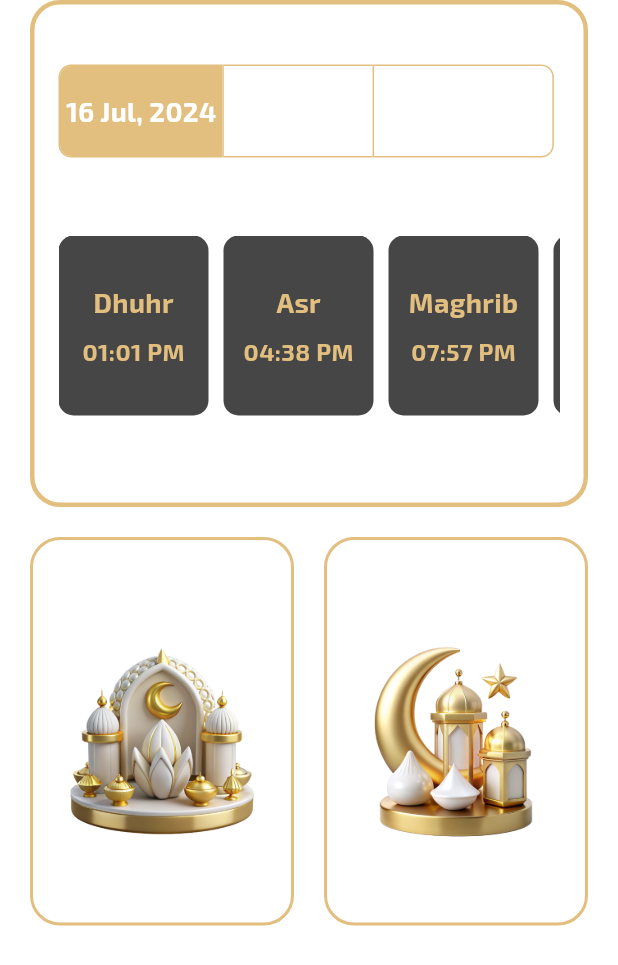
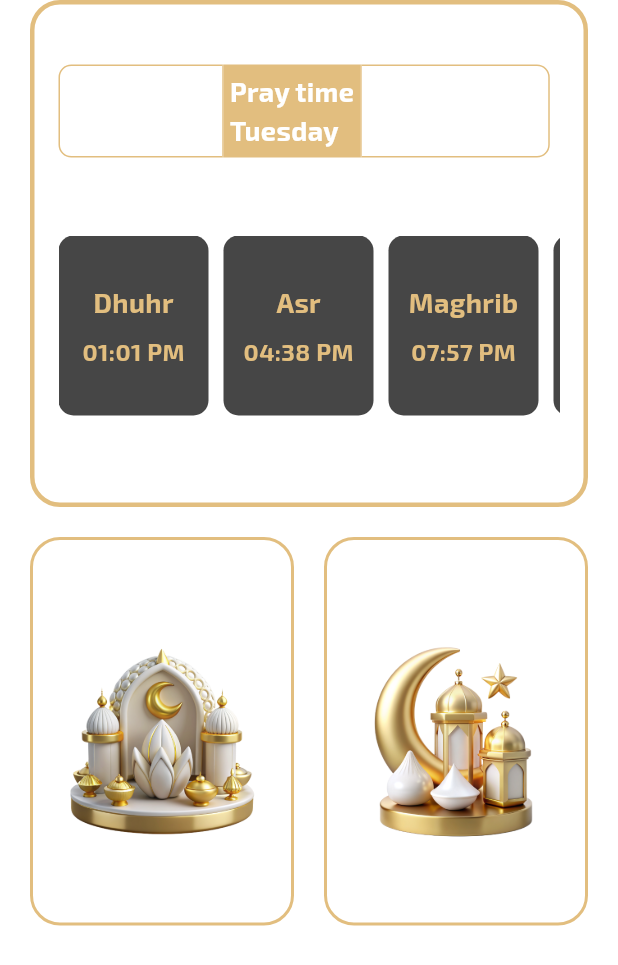
Before and after one commit to Bahaa12345678/islami_app, a Flutter app: the TimeTab screen opened directly, on a phone screen of 412 x 824 dp. Shown: the top 965 px of the screen. Run offline on Flutter 3.47's test engine with Material 3 defaults, Android fonts, the phone set to English and light mode, and no system bars; our stand-ins replace carousel_slider, google_fonts, introduction_screen, shared_preferences; accounts and stored records are empty.

Commit message:
sebha_updated & radiotab updated & time done

```diff
--- a/lib/home/tabs/time_tab.dart
+++ b/lib/home/tabs/time_tab.dart
@@ -12,9 +12,9 @@ class TimeTab extends StatelessWidget {
           child: Column(
             children: [
               Container(
-                height: 338, // Adjusted height
+                height: 338,
                 decoration: BoxDecoration(
-                  border: Border.all(width: 3, color: Color(0xffE2BE7F)),
+                  border: Border.all(width: 3, color: const Color(0xffE2BE7F)),
                   borderRadius: BorderRadius.circular(20),
                   color: Colors.transparent,
                 ),
@@ -24,8 +24,7 @@ class TimeTab extends StatelessWidget {
                     crossAxisAlignment: CrossAxisAlignment.start,
                     children: [
                       const SizedBox(height: 8),
-
-                       SizedBox(height: 16),
+                      const SizedBox(height: 16),
                       ToggleButtons(
                         children: <Widget>[
                           Padding(
@@ -41,7 +40,7 @@ class TimeTab extends StatelessWidget {
                           Padding(
                             padding: const EdgeInsets.all(4.0),
                             child: Text(
-                              ' Pray time \n Tuesday',
+                              'Pray time\nTuesday',
                               style: TextStyle(
                                 color: Color(0xffFFFFFF),
                                 fontSize: 18,
@@ -51,7 +50,7 @@ class TimeTab extends StatelessWidget {
                           Padding(
                             padding: const EdgeInsets.all(4.0),
                             child: Text(
-                              '09 muh,1446',
+                              '09 Muh, 1446',
                               style: TextStyle(
                                 color: Color(0xffFFFFFF),
                                 fontSize: 18,
@@ -59,10 +58,8 @@ class TimeTab extends StatelessWidget {
                             ),
                           ),
                         ],
-                        onPressed: (int index) {
-                          // Handle button selection
-                        },
-                        isSelected: [true, false, false], // Initial selection state
+                        onPressed: (int index) {},
+                        isSelected: [false, true, false],
                         selectedColor: Colors.black,
                         color: Color(0xffE2BE7F),
                         fillColor: Color(0xffE2BE7F),
@@ -76,13 +73,13 @@ class TimeTab extends StatelessWidget {
                         child: ListView(
                           scrollDirection: Axis.horizontal,
                           children: [
-                            PrayerTimeStack('Dhuhr', '01:01 PM'),
+                            PrayerTime('Dhuhr', '01:01 PM'),
                             const SizedBox(width: 10),
-                            PrayerTimeStack('Asr', '04:38 PM'),
+                            PrayerTime('Asr', '04:38 PM'),
                             const SizedBox(width: 10),
-                            PrayerTimeStack('Maghrib', '07:57 PM'),
+                            PrayerTime('Maghrib', '07:57 PM'),
                             const SizedBox(width: 10),
-                            PrayerTimeStack('Isha', '09:00 PM'),
+                            PrayerTime('Isha', '09:00 PM'),
                           ],
                         ),
                       ),
@@ -127,10 +124,9 @@ class TimeTab extends StatelessWidget {
                             height: 185,
                             width: 290,
                             decoration: BoxDecoration(
-                                image: DecorationImage(
-                                    image:
-                                    AssetImage('assets/images/azkar.png')
-                                )
+                              image: DecorationImage(
+                                image: AssetImage('assets/images/azkar.png'),
+                              ),
                             ),
                           ),
                         ],
@@ -139,8 +135,7 @@ class TimeTab extends StatelessWidget {
                   ),
                   Container(
                     height: 259,
-                    width: (MediaQuery.of(context).size.width - 60) /
-                        2, // Responsive width
+                    width: (MediaQuery.of(context).size.width - 60) / 2,
                     decoration: BoxDecoration(
                       border: Border.all(color: Color(0xffE2BE7F), width: 2),
                       borderRadius: BorderRadius.circular(20),
@@ -152,7 +147,7 @@ class TimeTab extends StatelessWidget {
                         crossAxisAlignment: CrossAxisAlignment.start,
                         children: [
                           const Text(
-                            'Morning azkar',
+                            'Morning Azkar',
                             style: TextStyle(
                               color: Color(0xffFFFFFF),
                               fontSize: 18,
@@ -162,15 +157,12 @@ class TimeTab extends StatelessWidget {
                           Container(
                             height: 185,
                             width: 290,
-                            child:
-                            DecoratedBox(
-                                decoration: BoxDecoration(
-                                    image: DecorationImage(
-                                        image: AssetImage(
-                                            'assets/images/Illustration.png'
-                                        )
-                                    )
-                                )
+                            child: DecoratedBox(
+                              decoration: BoxDecoration(
+                                image: DecorationImage(
+                                  image: AssetImage('assets/images/Illustration.png'),
+                                ),
+                              ),
                             ),
                           ),
                         ],
@@ -186,7 +178,7 @@ class TimeTab extends StatelessWidget {
     );
   }
 
-  Widget PrayerTimeStack(String prayerName, String prayerTime) {
+  Widget PrayerTime(String prayerName, String prayerTime) {
     return Container(
       width: 100,
       decoration: BoxDecoration(
```
